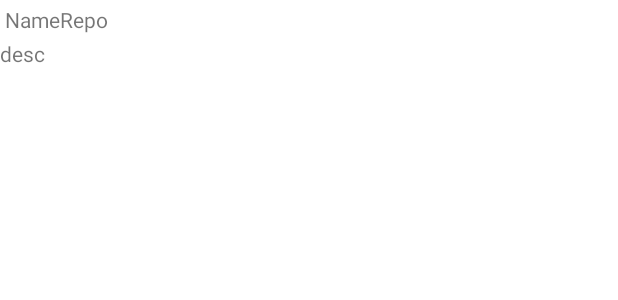
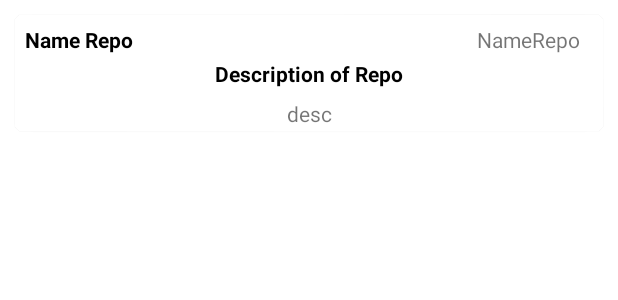
Before and after one commit to Serg8787/SearchEngineGitHub, an Android app: the layout repo_item.xml on its own in the app's theme, with its tools: preview values and no code run, on a phone screen of 412 x 824 dp. Shown: the top 300 px of the screen. Run offline under Robolectric (Android 15) with nearby library versions, the phone set to English and light mode, and no system bars.

Commit message:
bag with language

```diff
--- a/app/src/main/java/com/example/searchenginegithub/API.kt
+++ b/app/src/main/java/com/example/searchenginegithub/API.kt
@@ -5,6 +5,7 @@ import com.example.searchenginegithub.model.developer.ResultListProgramist
 import com.example.searchenginegithub.model.repo.Repo
 import retrofit2.Call
 import retrofit2.http.GET
+import retrofit2.http.Path
 import retrofit2.http.Query
 
 interface API {
@@ -14,17 +15,12 @@ interface API {
         @Query("q") query: String
     ): Call<ResultListProgramist>
 
-    @GET("search/users?")
-    fun infoDeveloper(
-        @Query("q") query: String
-    ): Call<ItemProgramist>
-
 
 
 // для теста убрал знак вопроса
-    @GET("users")
+    @GET("users/{login}/repos")
     fun getListRepo(
-        @Query("q") query: String
+    @Path("login") login:String
     ): Call<Repo>
 
 
--- a/app/src/main/java/com/example/searchenginegithub/InfoAboutDeveloperActivity.kt
+++ b/app/src/main/java/com/example/searchenginegithub/InfoAboutDeveloperActivity.kt
@@ -42,7 +42,7 @@ class InfoAboutDeveloperActivity : AppCompatActivity() {
             .with(this).load(avatar).circleCrop().into(ivAvatarInfo);
 
         val retrofit = RetrofitClient.getClient("https://api.github.com/").create(API::class.java)
-        retrofit.getListRepo("${login}/repos")
+        retrofit.getListRepo(login)
             .enqueue(object : Callback<Repo> {
                 override fun onResponse(
                     call: Call<Repo>,
--- a/app/src/main/java/com/example/searchenginegithub/RepoAdapter.kt
+++ b/app/src/main/java/com/example/searchenginegithub/RepoAdapter.kt
@@ -8,19 +8,23 @@ import androidx.recyclerview.widget.RecyclerView
 import com.example.searchenginegithub.model.repo.RepoItem
 import kotlinx.android.synthetic.main.repo_item.view.*
 
-class RepoAdapter(val context:Context,val listRepoItem:ArrayList<RepoItem>):RecyclerView.Adapter<ViewHolderRepo>() {
+class RepoAdapter(val context: Context, val listRepoItem: ArrayList<RepoItem>) :
+    RecyclerView.Adapter<ViewHolderRepo>() {
     override fun onCreateViewHolder(parent: ViewGroup, viewType: Int): ViewHolderRepo {
-        return ViewHolderRepo(LayoutInflater.from(context).inflate(R.layout.repo_item, parent, false))
+        return ViewHolderRepo(
+            LayoutInflater.from(context).inflate(R.layout.repo_item, parent, false)
+        )
     }
 
     override fun onBindViewHolder(holder: ViewHolderRepo, position: Int) {
         holder.name.text = listRepoItem[position].name
-//        holder.desctption.text = listRepoItem[position].description.toString()
+        holder.desctption.text = listRepoItem[position].description
     }
 
     override fun getItemCount(): Int = listRepoItem.size
 }
-class ViewHolderRepo(itemView: View) : RecyclerView.ViewHolder(itemView){
+
+class ViewHolderRepo(itemView: View) : RecyclerView.ViewHolder(itemView) {
     val name = itemView.tvNameRepo
     val desctption = itemView.tvDescriptionRepo
 
--- a/app/src/main/java/com/example/searchenginegithub/model/repo/RepoItem.kt
+++ b/app/src/main/java/com/example/searchenginegithub/model/repo/RepoItem.kt
@@ -16,7 +16,7 @@ data class RepoItem(
     val created_at: String,
     val default_branch: String,
     val deployments_url: String,
-    val description: Any,
+    val description: String,
     val disabled: Boolean,
     val downloads_url: String,
     val events_url: String,
--- a/app/src/main/res/layout/repo_item.xml
+++ b/app/src/main/res/layout/repo_item.xml
@@ -1,27 +1,63 @@
 <?xml version="1.0" encoding="utf-8"?>
-<androidx.constraintlayout.widget.ConstraintLayout xmlns:android="http://schemas.android.com/apk/res/android"
+<androidx.cardview.widget.CardView xmlns:android="http://schemas.android.com/apk/res/android"
     xmlns:app="http://schemas.android.com/apk/res-auto"
+    android:layout_width="match_parent"
+    android:layout_height="wrap_content"
+    app:cardCornerRadius="5dp"
+
+    android:layout_margin="10dp">
+
+    <androidx.constraintlayout.widget.ConstraintLayout
         android:layout_width="match_parent"
         android:layout_height="wrap_content">
 
-
+        <TextView
+            android:id="@+id/tvLabelNameRepo"
+            android:layout_width="wrap_content"
+            android:layout_height="wrap_content"
+            android:text="Name Repo"
+            android:textStyle="bold"
+            android:padding="3dp"
+            android:textColor="@color/black"
+            app:layout_constraintTop_toTopOf="parent"
+            app:layout_constraintStart_toStartOf="parent"
+            android:layout_margin="3dp"/>
 
         <TextView
             android:id="@+id/tvNameRepo"
             android:layout_width="0dp"
             android:layout_height="wrap_content"
+            android:gravity="right"
+            android:paddingEnd="15dp"
+            android:padding="3dp"
             android:text="NameRepo"
-        android:padding="3dp"
+            app:layout_constraintBottom_toBottomOf="@+id/tvLabelNameRepo"
             app:layout_constraintEnd_toEndOf="parent"
-        app:layout_constraintStart_toStartOf="parent" />
+            app:layout_constraintStart_toEndOf="@+id/tvLabelNameRepo"
+            app:layout_constraintTop_toTopOf="@+id/tvLabelNameRepo" />
+
+        <TextView
+            android:id="@+id/tvLabrlDesc"
+            android:layout_width="0dp"
+            android:layout_height="wrap_content"
+            android:text="Description of Repo"
+            android:textStyle="bold"
+            android:textColor="@color/black"
+            android:gravity="center"
+            app:layout_constraintTop_toBottomOf="@+id/tvNameRepo"
+            app:layout_constraintStart_toStartOf="parent"
+            app:layout_constraintEnd_toEndOf="parent"/>
 
         <TextView
             android:id="@+id/tvDescriptionRepo"
             android:layout_width="0dp"
             android:layout_height="wrap_content"
             android:text="desc"
-        app:layout_constraintTop_toBottomOf="@+id/tvNameRepo"
+            android:layout_margin="5dp"
+            android:padding="2dp"
+            android:gravity="center"
+            app:layout_constraintTop_toBottomOf="@+id/tvLabrlDesc"
             app:layout_constraintStart_toStartOf="parent"
             app:layout_constraintEnd_toEndOf="parent"/>
-
     </androidx.constraintlayout.widget.ConstraintLayout>
+</androidx.cardview.widget.CardView>
```
Lines whose indentation alone changed are shown as unchanged.
